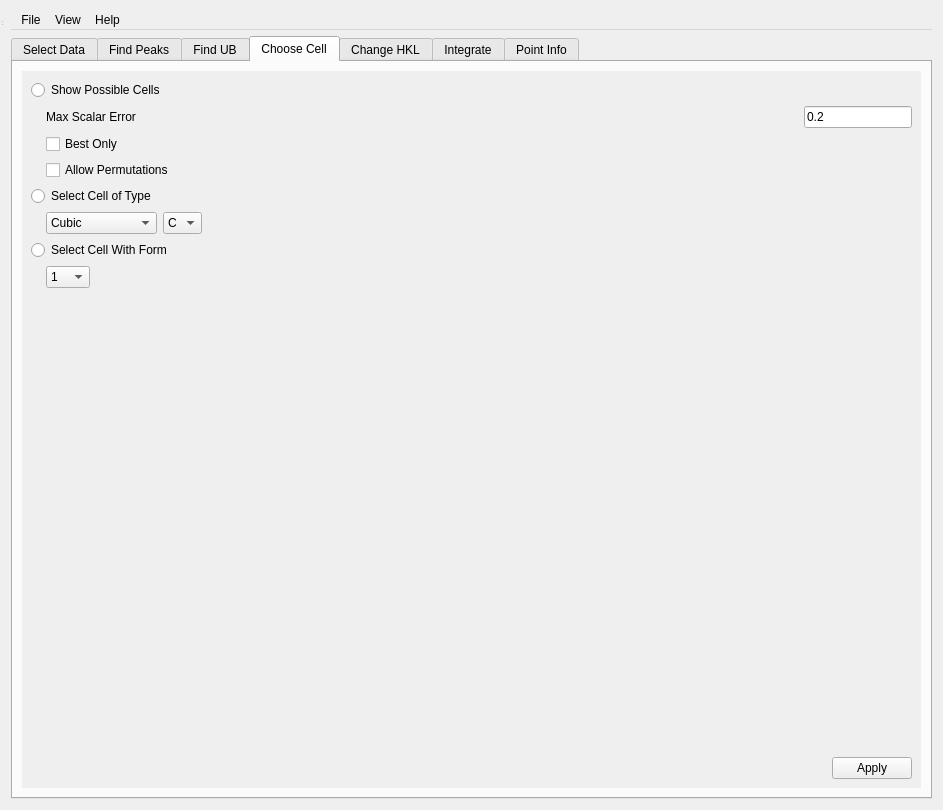
The window that Code/Mantid/MantidQt/CustomInterfaces/inc/MantidQtCustomInterfaces/MantidEV.ui (mantidproject/mantid) describes before a commit, drawn with Qt 5.
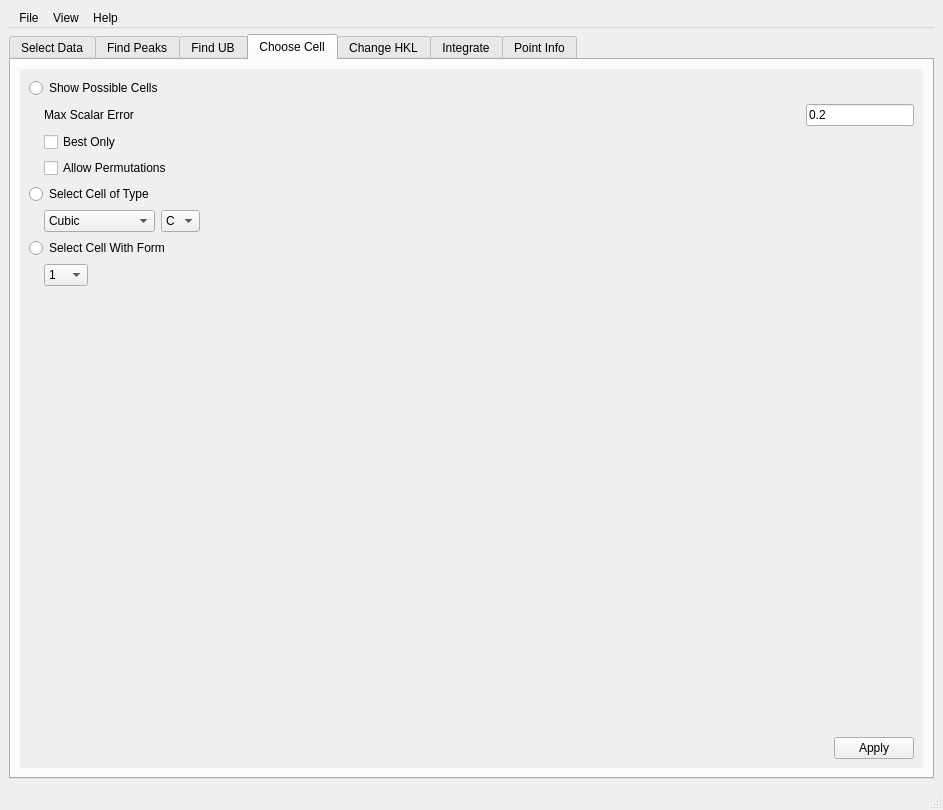
The same window after the commit.

What changed in the file:
```diff
--- a/Code/Mantid/MantidQt/CustomInterfaces/inc/MantidQtCustomInterfaces/MantidEV.ui
+++ b/Code/Mantid/MantidQt/CustomInterfaces/inc/MantidQtCustomInterfaces/MantidEV.ui
@@ -1,7 +1,7 @@
 <?xml version="1.0" encoding="UTF-8"?>
 <ui version="4.0">
  <class>MantidEV</class>
- <widget class="QWidget" name="MantidEV">
+ <widget class="QMainWindow" name="MantidEV">
   <property name="geometry">
    <rect>
     <x>0</x>
@@ -19,6 +19,7 @@
   <property name="windowTitle">
    <string>SCD Event Data Reduction</string>
   </property>
+  <widget class="QWidget" name="centralwidget">
   <layout class="QVBoxLayout" name="verticalLayout">
    <item>
     <widget class="QMenuBar" name="menubar">
@@ -3444,6 +3445,7 @@
     </widget>
    </item>
   </layout>
+  </widget>
   <widget class="QStatusBar" name="statusbar">
    <property name="geometry">
     <rect>
```
